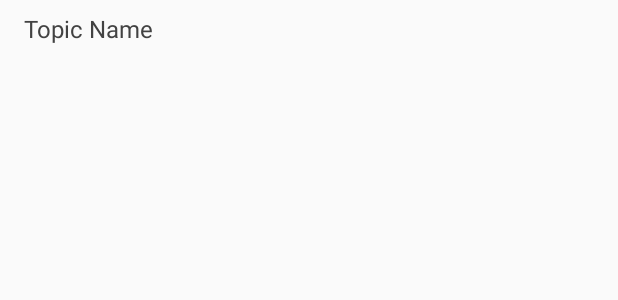
After one commit to Zalarox/Routine, an Android app: the layout list_item_topics.xml on its own in the app's theme, with its tools: preview values and no code run, on a phone screen of 412 x 824 dp. The commit adds this screen. Shown: the top 300 px of the screen. Run offline under Robolectric (Android 15) with nearby library versions, the phone set to English and light mode, and no system bars.

Commit message:
* Switched to RecyclerView in module update card * Changes persist across all views now * Progress bar updates properly

```diff
--- a/app/src/main/java/com/siddhant/routine/Adapters/CourseListAdapter.java
+++ b/app/src/main/java/com/siddhant/routine/Adapters/CourseListAdapter.java
@@ -26,7 +26,7 @@ public class CourseListAdapter extends RecyclerView.Adapter<CourseViewHolder> {
         View view = LayoutInflater.from(context)
                 .inflate(R.layout.list_item_courses, parent, false);
 
-        return new CourseViewHolder(context, view);
+        return new CourseViewHolder(view);
     }
 
     @Override
--- a/app/src/main/java/com/siddhant/routine/Classes/Topic.java
+++ b/app/src/main/java/com/siddhant/routine/Classes/Topic.java
@@ -34,6 +34,11 @@ public class Topic implements Serializable {
         this.isTopicDone = isTopicDone;
     }
 
+    public boolean toggleDone() {
+        isTopicDone = !isTopicDone();
+        return isTopicDone;
+    }
+
     @Override
     public String toString() {
         return topicName;
--- a/app/src/main/java/com/siddhant/routine/ViewHolders/CourseViewHolder.java
+++ b/app/src/main/java/com/siddhant/routine/ViewHolders/CourseViewHolder.java
@@ -23,9 +23,9 @@ public class CourseViewHolder extends RecyclerView.ViewHolder implements View.On
 
     Context context;
 
-    public CourseViewHolder(Context context, View itemView) {
+    public CourseViewHolder(View itemView) {
         super(itemView);
-        this.context = context;
+        this.context = itemView.getContext();
 
         title = (TextView) itemView.findViewById(R.id.textview_title);
         modules = (TextView) itemView.findViewById(R.id.textview_modules);
--- a/app/src/main/java/com/siddhant/routine/ViewHolders/ModuleCardViewHolder.java
+++ b/app/src/main/java/com/siddhant/routine/ViewHolders/ModuleCardViewHolder.java
@@ -47,6 +47,8 @@ public class ModuleCardViewHolder extends RecyclerView.ViewHolder implements Vie
     @Override
     public void onClick(View v) {
         Intent i = new Intent(context, ModuleUpdateActivity.class);
+        i.putExtra(context.getString(R.string.EXTRA_COURSE_UUID), module.getCourseId().toString());
+        i.putExtra(context.getString(R.string.EXTRA_MODULE_UUID), module.getModuleId().toString());
         if (Build.VERSION.SDK_INT >= Build.VERSION_CODES.JELLY_BEAN) {
 
             Pair<View, String> p1, p2, p3, p4;
@@ -57,9 +59,9 @@ public class ModuleCardViewHolder extends RecyclerView.ViewHolder implements Vie
 
             ActivityOptionsCompat optionsCompat = ActivityOptionsCompat.
                     makeSceneTransitionAnimation((AppCompatActivity)context, p1, p2, p3, p4);
-            context.startActivity(i, optionsCompat.toBundle());
+            ((AppCompatActivity) context).startActivityForResult(i, 0, optionsCompat.toBundle());
         } else {
-            context.startActivity(i);
+            ((AppCompatActivity) context).startActivityForResult(i, 0);
         }
     }
 
--- /dev/null
+++ b/app/src/main/res/drawable/background_splash.xml
@@ -0,0 +1,12 @@
+<?xml version="1.0" encoding="utf-8"?>
+<layer-list xmlns:android="http://schemas.android.com/apk/res/android">
+    <item
+        android:drawable="@color/colorTopicDone" />
+
+    <item>
+        <bitmap
+            android:gravity="center"
+            android:src="@drawable/launcher_icon"
+            />
+    </item>
+</layer-list>
--- /dev/null
+++ b/app/src/main/res/layout/list_item_topics.xml
@@ -0,0 +1,23 @@
+<?xml version="1.0" encoding="utf-8"?>
+<RelativeLayout xmlns:android="http://schemas.android.com/apk/res/android"
+    android:orientation="vertical" android:layout_width="match_parent"
+    android:clickable="true"
+    android:focusable="true"
+    android:background="?android:attr/selectableItemBackground"
+    android:minHeight="?android:attr/listPreferredItemHeightSmall"
+    android:layout_height="wrap_content">
+
+    <TextView
+        android:layout_width="match_parent"
+        android:layout_height="wrap_content"
+        android:text="Topic Name"
+        android:layout_marginLeft="16dp"
+        android:layout_marginRight="16dp"
+        android:paddingTop="8dp"
+        android:paddingBottom="8dp"
+        android:textColor="@color/colorBackground"
+        android:textSize="16sp"
+        android:id="@+id/list_item_topic_title"
+        />
+
+</RelativeLayout>
--- a/app/src/main/res/values/colors.xml
+++ b/app/src/main/res/values/colors.xml
@@ -4,6 +4,6 @@
     <color name="colorPrimaryDark">#0D47A1</color>
     <color name="colorAccent">#FF1744</color>
     <color name="colorBackground">#424242</color>
-    <color name="colorGreyHorizontalRule">#5be0e0e0</color>
+    <color name="colorTopicDone">#BDBDBD</color>
     <color name="navDrawerIconGray">#6e6e6e</color>
 </resources>
--- a/app/src/main/res/values/strings.xml
+++ b/app/src/main/res/values/strings.xml
@@ -13,7 +13,8 @@
     <string name="nav_share">Share</string>
     <string name="nav_courses">Courses</string>
     <string name="title_activity_course">Course Information</string>
-    <string name="EXTRA_COURSE_UUID">com.me.extra.course_uuid</string>
+    <string name="EXTRA_COURSE_UUID">com.siddhant.extra.course_uuid</string>
+    <string name="EXTRA_MODULE_UUID">com.siddhant.extra.module_uuid</string>
     <string name="action_edit">Edit Course</string>
     <string name="action_clear">Delete all courses</string>
     <string name="action_delete">Delete course</string>
--- a/app/src/main/res/values/styles.xml
+++ b/app/src/main/res/values/styles.xml
@@ -22,6 +22,10 @@
         <item name="windowNoTitle">true</item>
     </style>
 
+    <style name="SplashTheme" parent="Theme.AppCompat.NoActionBar">
+        <item name="android:windowBackground">@drawable/background_splash</item>
+    </style>
+
     <style name="AppTheme.AppBarOverlay" parent="ThemeOverlay.AppCompat.Dark.ActionBar" />
 
     <style name="AppTheme.PopupOverlay" parent="ThemeOverlay.AppCompat.Light" />
```
Also changed, not shown: app/src/main/AndroidManifest.xml (+12 -11 lines), app/src/main/java/com/siddhant/routine/Adapters/TopicListAdapter.java (added, +53 -0 lines), app/src/main/java/com/siddhant/routine/ViewHolders/TopicViewHolder.java (added, +78 -0 lines), app/src/main/java/com/siddhant/routine/activities/ModuleUpdateActivity.java (+58 -5 lines), app/src/main/java/com/siddhant/routine/activities/SplashActivity.java (added, +16 -0 lines), app/src/main/res/layout/activity_module_update.xml (+7 -8 lines).
